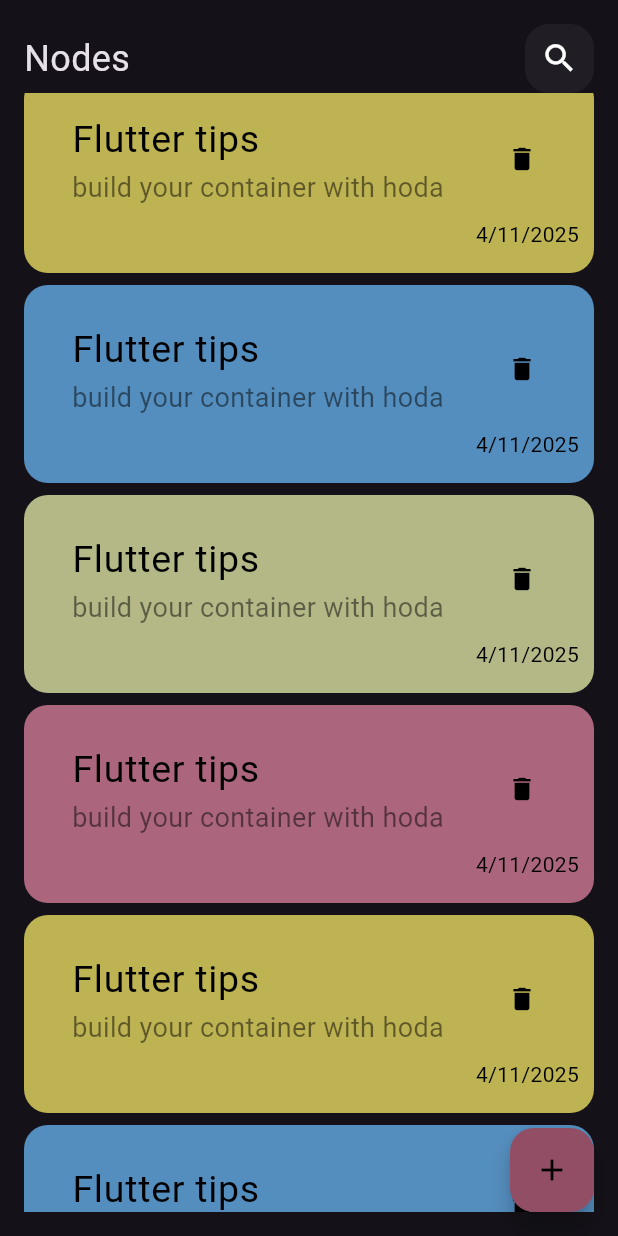
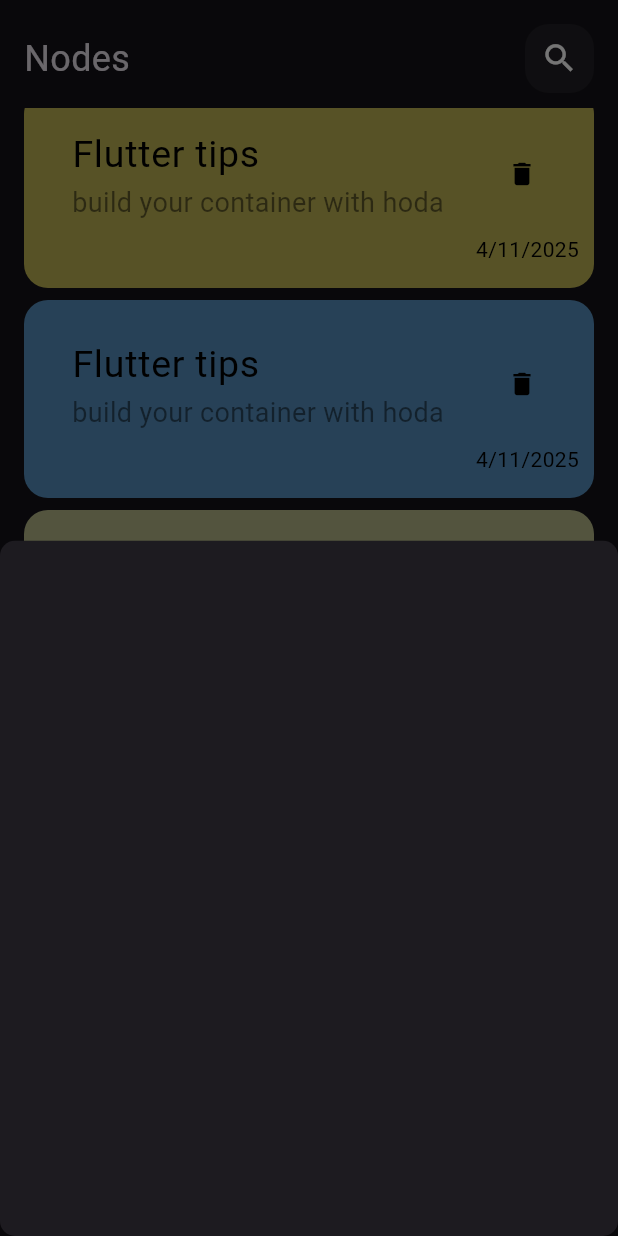
Before and after one commit to Hoda-ramadan/Nodes_app, a Flutter app: the screen it shows after launch, scrolled down 576 dp, after a tap on the "add" icon, on a phone screen of 412 x 824 dp. Run offline on Flutter 3.47's test engine with Material 3 defaults, Android fonts, the phone set to English and light mode, and no system bars.

Commit message:
add bottom sheet& and add border to it

```diff
--- a/lib/views/home_page.dart
+++ b/lib/views/home_page.dart
@@ -1,5 +1,6 @@
 import 'package:flutter/material.dart';
 import 'package:nodes_app/views/Nodes_view_body.dart';
+import 'package:nodes_app/widgets/AddModelButtomsheet.dart';
 
 class HomePage extends StatelessWidget {
   const HomePage({super.key});
@@ -10,7 +11,17 @@
       floatingActionButton: FloatingActionButton(
         backgroundColor: const Color.fromARGB(255, 146, 78, 100),
 
-        onPressed: () {},
+        onPressed: () {
+          showModalBottomSheet(
+            shape: RoundedRectangleBorder(
+              borderRadius: BorderRadius.circular(10),
+            ),
+            context: context,
+            builder: (context) {
+              return AddModelButtomSheet();
+            },
+          );
+        },
         child: Icon(Icons.add, color: Colors.black),
       ),
       body: NodesViewBody(),
--- /dev/null
+++ b/lib/widgets/AddModelButtomsheet.dart
@@ -0,0 +1,10 @@
+import 'package:flutter/material.dart';
+
+class AddModelButtomSheet extends StatelessWidget {
+  const AddModelButtomSheet({super.key});
+
+  @override
+  Widget build(BuildContext context) {
+    return Container();
+  }
+}
--- a/lib/widgets/Custom_Note_listview.dart
+++ b/lib/widgets/Custom_Note_listview.dart
@@ -12,7 +12,9 @@
   ];
   @override
   Widget build(BuildContext context) {
-    return ListView.builder(
+    return Padding(
+      padding: const EdgeInsets.only(bottom: 10, top: 10),
+      child: ListView.builder(
         itemBuilder: (context, index) {
           final color = data[index % data.length];
           return Padding(
@@ -20,6 +22,7 @@
             child: CustomNodeItem(color: color),
           );
         },
+      ),
     );
   }
 }
```
Lines whose indentation alone changed are shown as unchanged.
